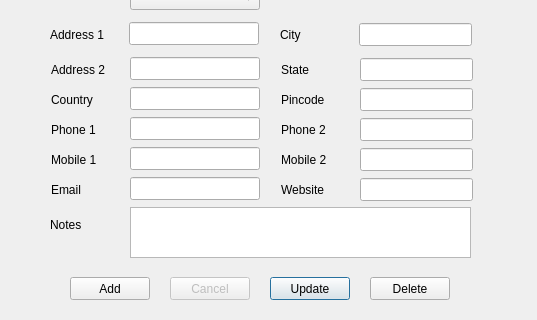
Before: the Qt Designer form src/customerform.ui in thamizha/angadi, drawn with Qt 5; both pictures show x 0 to 537 and y 173 to 493 of the 537 by 493 pixel window.
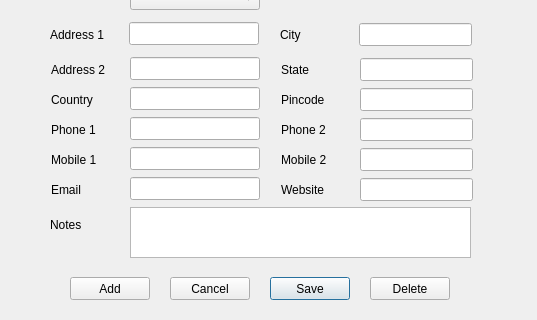
After: the same form once the commit is applied.

```diff
--- a/src/customerform.ui
+++ b/src/customerform.ui
@@ -587,7 +587,7 @@
     </rect>
    </property>
    <property name="text">
-    <string>Update</string>
+    <string>Save</string>
    </property>
    <property name="default">
     <bool>true</bool>
@@ -595,7 +595,7 @@
   </widget>
   <widget class="QPushButton" name="pushButtonCancel">
    <property name="enabled">
-    <bool>false</bool>
+    <bool>true</bool>
    </property>
    <property name="geometry">
     <rect>
```
